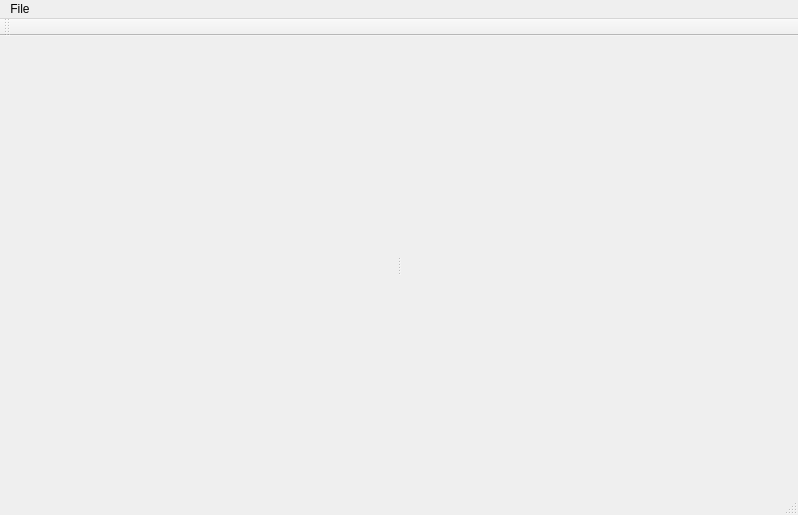
Qt form leveleditorwindow.ui (ExplosBlue/CoinKiller) before a commit.
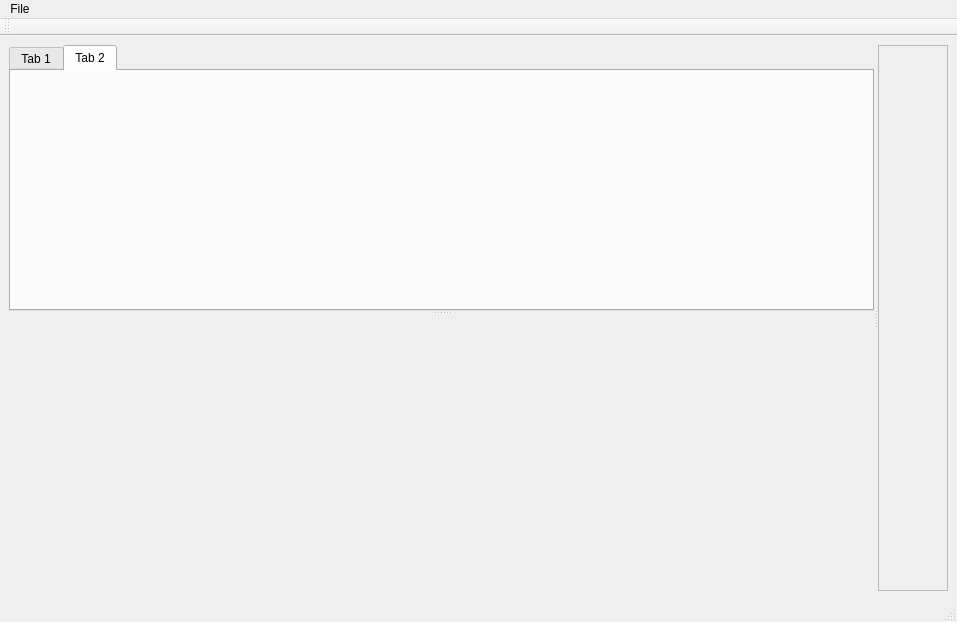
The same form after that commit.

```diff
--- a/leveleditorwindow.ui
+++ b/leveleditorwindow.ui
@@ -6,30 +6,62 @@
    <rect>
     <x>0</x>
     <y>0</y>
-    <width>798</width>
-    <height>515</height>
+    <width>957</width>
+    <height>622</height>
    </rect>
   </property>
   <property name="windowTitle">
    <string>MainWindow</string>
   </property>
   <widget class="QWidget" name="centralwidget">
-   <layout class="QHBoxLayout" name="horizontalLayout">
+   <layout class="QVBoxLayout" name="verticalLayout">
     <item>
      <widget class="QSplitter" name="splitter">
       <property name="orientation">
        <enum>Qt::Horizontal</enum>
       </property>
-      <widget class="QWidget" name="widget_2" native="true">
-       <property name="baseSize">
-        <size>
-         <width>200</width>
-         <height>0</height>
-        </size>
+      <widget class="QWidget" name="widget" native="true">
+       <layout class="QVBoxLayout" name="verticalLayout_2">
+        <item>
+         <widget class="QSplitter" name="splitter_2">
+          <property name="orientation">
+           <enum>Qt::Vertical</enum>
+          </property>
+          <widget class="QTabWidget" name="tabWidget">
+           <property name="currentIndex">
+            <number>1</number>
+           </property>
+           <widget class="QWidget" name="tab">
+            <attribute name="title">
+             <string>Tab 1</string>
+            </attribute>
+           </widget>
+           <widget class="QWidget" name="tab_2">
+            <attribute name="title">
+             <string>Tab 2</string>
+            </attribute>
+           </widget>
+          </widget>
+          <widget class="QWidget" name="widget_2" native="true"/>
+         </widget>
+        </item>
+       </layout>
+      </widget>
+      <widget class="QScrollArea" name="levelViewArea">
+       <property name="widgetResizable">
+        <bool>true</bool>
        </property>
-       <zorder>widget</zorder>
+       <widget class="QWidget" name="scrollAreaWidgetContents">
+        <property name="geometry">
+         <rect>
+          <x>0</x>
+          <y>0</y>
+          <width>503</width>
+          <height>551</height>
+         </rect>
+        </property>
+       </widget>
       </widget>
-      <widget class="QWidget" name="widget" native="true"/>
      </widget>
     </item>
    </layout>
@@ -39,7 +71,7 @@
     <rect>
      <x>0</x>
      <y>0</y>
-     <width>798</width>
+     <width>957</width>
      <height>21</height>
     </rect>
    </property>
```
